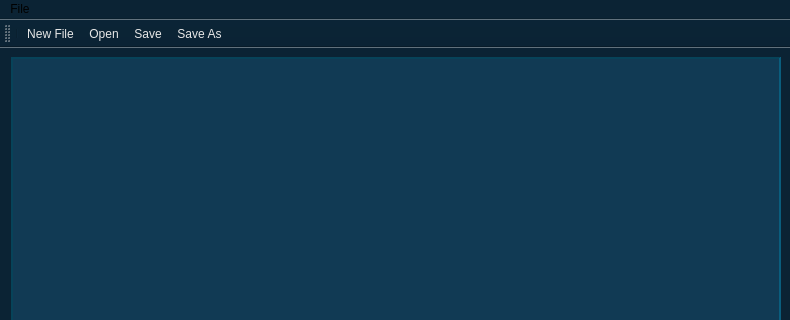
The window that mainwindow.ui (i-saw-sparks/Notypad) describes before a commit, drawn with Qt 5; both pictures show x 0 to 790 and y 0 to 320 of the 790 by 701 pixel window.
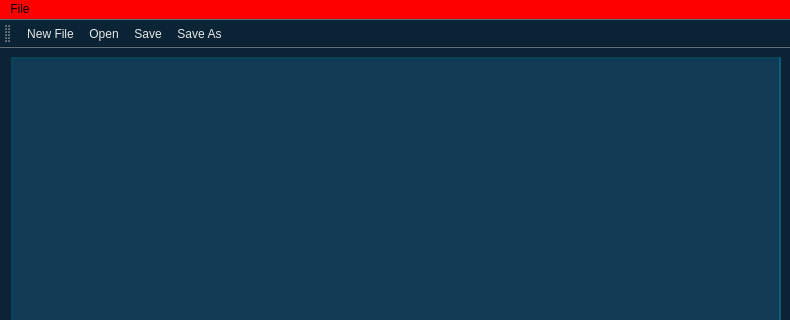
The same window after the commit. Icons and pictures are not drawn.

Commit message: Settings window blue theme

```diff
--- a/mainwindow.ui
+++ b/mainwindow.ui
@@ -614,6 +614,448 @@
      <height>26</height>
     </rect>
    </property>
+   <property name="palette">
+    <palette>
+     <active>
+      <colorrole role="WindowText">
+       <brush brushstyle="SolidPattern">
+        <color alpha="255">
+         <red>0</red>
+         <green>0</green>
+         <blue>0</blue>
+        </color>
+       </brush>
+      </colorrole>
+      <colorrole role="Button">
+       <brush brushstyle="SolidPattern">
+        <color alpha="255">
+         <red>255</red>
+         <green>0</green>
+         <blue>0</blue>
+        </color>
+       </brush>
+      </colorrole>
+      <colorrole role="Light">
+       <brush brushstyle="SolidPattern">
+        <color alpha="255">
+         <red>255</red>
+         <green>127</green>
+         <blue>127</blue>
+        </color>
+       </brush>
+      </colorrole>
+      <colorrole role="Midlight">
+       <brush brushstyle="SolidPattern">
+        <color alpha="255">
+         <red>255</red>
+         <green>63</green>
+         <blue>63</blue>
+        </color>
+       </brush>
+      </colorrole>
+      <colorrole role="Dark">
+       <brush brushstyle="SolidPattern">
+        <color alpha="255">
+         <red>127</red>
+         <green>0</green>
+         <blue>0</blue>
+        </color>
+       </brush>
+      </colorrole>
+      <colorrole role="Mid">
+       <brush brushstyle="SolidPattern">
+        <color alpha="255">
+         <red>170</red>
+         <green>0</green>
+         <blue>0</blue>
+        </color>
+       </brush>
+      </colorrole>
+      <colorrole role="Text">
+       <brush brushstyle="SolidPattern">
+        <color alpha="255">
+         <red>0</red>
+         <green>0</green>
+         <blue>0</blue>
+        </color>
+       </brush>
+      </colorrole>
+      <colorrole role="BrightText">
+       <brush brushstyle="SolidPattern">
+        <color alpha="255">
+         <red>255</red>
+         <green>255</green>
+         <blue>255</blue>
+        </color>
+       </brush>
+      </colorrole>
+      <colorrole role="ButtonText">
+       <brush brushstyle="SolidPattern">
+        <color alpha="255">
+         <red>0</red>
+         <green>0</green>
+         <blue>0</blue>
+        </color>
+       </brush>
+      </colorrole>
+      <colorrole role="Base">
+       <brush brushstyle="SolidPattern">
+        <color alpha="255">
+         <red>255</red>
+         <green>255</green>
+         <blue>255</blue>
+        </color>
+       </brush>
+      </colorrole>
+      <colorrole role="Window">
+       <brush brushstyle="SolidPattern">
+        <color alpha="255">
+         <red>255</red>
+         <green>0</green>
+         <blue>0</blue>
+        </color>
+       </brush>
+      </colorrole>
+      <colorrole role="Shadow">
+       <brush brushstyle="SolidPattern">
+        <color alpha="255">
+         <red>0</red>
+         <green>0</green>
+         <blue>0</blue>
+        </color>
+       </brush>
+      </colorrole>
+      <colorrole role="AlternateBase">
+       <brush brushstyle="SolidPattern">
+        <color alpha="255">
+         <red>255</red>
+         <green>127</green>
+         <blue>127</blue>
+        </color>
+       </brush>
+      </colorrole>
+      <colorrole role="ToolTipBase">
+       <brush brushstyle="SolidPattern">
+        <color alpha="255">
+         <red>255</red>
+         <green>255</green>
+         <blue>220</blue>
+        </color>
+       </brush>
+      </colorrole>
+      <colorrole role="ToolTipText">
+       <brush brushstyle="SolidPattern">
+        <color alpha="255">
+         <red>0</red>
+         <green>0</green>
+         <blue>0</blue>
+        </color>
+       </brush>
+      </colorrole>
+      <colorrole role="PlaceholderText">
+       <brush brushstyle="SolidPattern">
+        <color alpha="128">
+         <red>0</red>
+         <green>0</green>
+         <blue>0</blue>
+        </color>
+       </brush>
+      </colorrole>
+     </active>
+     <inactive>
+      <colorrole role="WindowText">
+       <brush brushstyle="SolidPattern">
+        <color alpha="255">
+         <red>0</red>
+         <green>0</green>
+         <blue>0</blue>
+        </color>
+       </brush>
+      </colorrole>
+      <colorrole role="Button">
+       <brush brushstyle="SolidPattern">
+        <color alpha="255">
+         <red>255</red>
+         <green>0</green>
+         <blue>0</blue>
+        </color>
+       </brush>
+      </colorrole>
+      <colorrole role="Light">
+       <brush brushstyle="SolidPattern">
+        <color alpha="255">
+         <red>255</red>
+         <green>127</green>
+         <blue>127</blue>
+        </color>
+       </brush>
+      </colorrole>
+      <colorrole role="Midlight">
+       <brush brushstyle="SolidPattern">
+        <color alpha="255">
+         <red>255</red>
+         <green>63</green>
+         <blue>63</blue>
+        </color>
+       </brush>
+      </colorrole>
+      <colorrole role="Dark">
+       <brush brushstyle="SolidPattern">
+        <color alpha="255">
+         <red>127</red>
+         <green>0</green>
+         <blue>0</blue>
+        </color>
+       </brush>
+      </colorrole>
+      <colorrole role="Mid">
+       <brush brushstyle="SolidPattern">
+        <color alpha="255">
+         <red>170</red>
+         <green>0</green>
+         <blue>0</blue>
+        </color>
+       </brush>
+      </colorrole>
+      <colorrole role="Text">
+       <brush brushstyle="SolidPattern">
+        <color alpha="255">
+         <red>0</red>
+         <green>0</green>
+         <blue>0</blue>
+        </color>
+       </brush>
+      </colorrole>
+      <colorrole role="BrightText">
+       <brush brushstyle="SolidPattern">
+        <color alpha="255">
+         <red>255</red>
+         <green>255</green>
+         <blue>255</blue>
+        </color>
+       </brush>
+      </colorrole>
+      <colorrole role="ButtonText">
+       <brush brushstyle="SolidPattern">
+        <color alpha="255">
+         <red>0</red>
+         <green>0</green>
+         <blue>0</blue>
+        </color>
+       </brush>
+      </colorrole>
+      <colorrole role="Base">
+       <brush brushstyle="SolidPattern">
+        <color alpha="255">
+         <red>255</red>
+         <green>255</green>
+         <blue>255</blue>
+        </color>
+       </brush>
+      </colorrole>
+      <colorrole role="Window">
+       <brush brushstyle="SolidPattern">
+        <color alpha="255">
+         <red>255</red>
+         <green>0</green>
+         <blue>0</blue>
+        </color>
+       </brush>
+      </colorrole>
+      <colorrole role="Shadow">
+       <brush brushstyle="SolidPattern">
+        <color alpha="255">
+         <red>0</red>
+         <green>0</green>
+         <blue>0</blue>
+        </color>
+       </brush>
+      </colorrole>
+      <colorrole role="AlternateBase">
+       <brush brushstyle="SolidPattern">
+        <color alpha="255">
+         <red>255</red>
+         <green>127</green>
+         <blue>127</blue>
+        </color>
+       </brush>
+      </colorrole>
+      <colorrole role="ToolTipBase">
+       <brush brushstyle="SolidPattern">
+        <color alpha="255">
+         <red>255</red>
+         <green>255</green>
+         <blue>220</blue>
+        </color>
+       </brush>
+      </colorrole>
+      <colorrole role="ToolTipText">
+       <brush brushstyle="SolidPattern">
+        <color alpha="255">
+         <red>0</red>
+         <green>0</green>
+         <blue>0</blue>
+        </color>
+       </brush>
+      </colorrole>
+      <colorrole role="PlaceholderText">
+       <brush brushstyle="SolidPattern">
+        <color alpha="128">
+         <red>0</red>
+         <green>0</green>
+         <blue>0</blue>
+        </color>
+       </brush>
+      </colorrole>
+     </inactive>
+     <disabled>
+      <colorrole role="WindowText">
+       <brush brushstyle="SolidPattern">
+        <color alpha="255">
+         <red>127</red>
+         <green>0</green>
+         <blue>0</blue>
+        </color>
+       </brush>
+      </colorrole>
+      <colorrole role="Button">
+       <brush brushstyle="SolidPattern">
+        <color alpha="255">
+         <red>255</red>
+         <green>0</green>
+         <blue>0</blue>
+        </color>
+       </brush>
+      </colorrole>
+      <colorrole role="Light">
+       <brush brushstyle="SolidPattern">
+        <color alpha="255">
+         <red>255</red>
+         <green>127</green>
+         <blue>127</blue>
+        </color>
+       </brush>
+      </colorrole>
+      <colorrole role="Midlight">
+       <brush brushstyle="SolidPattern">
+        <color alpha="255">
+         <red>255</red>
+         <green>63</green>
+         <blue>63</blue>
+        </color>
+       </brush>
+      </colorrole>
+      <colorrole role="Dark">
+       <brush brushstyle="SolidPattern">
+        <color alpha="255">
+         <red>127</red>
+         <green>0</green>
+         <blue>0</blue>
+        </color>
+       </brush>
+      </colorrole>
+      <colorrole role="Mid">
+       <brush brushstyle="SolidPattern">
+        <color alpha="255">
+         <red>170</red>
+         <green>0</green>
+         <blue>0</blue>
+        </color>
+       </brush>
+      </colorrole>
+      <colorrole role="Text">
+       <brush brushstyle="SolidPattern">
+        <color alpha="255">
+         <red>127</red>
+         <green>0</green>
+         <blue>0</blue>
+        </color>
+       </brush>
+      </colorrole>
+      <colorrole role="BrightText">
+       <brush brushstyle="SolidPattern">
+        <color alpha="255">
+         <red>255</red>
+         <green>255</green>
+         <blue>255</blue>
+        </color>
+       </brush>
+      </colorrole>
+      <colorrole role="ButtonText">
+       <brush brushstyle="SolidPattern">
+        <color alpha="255">
+         <red>127</red>
+         <green>0</green>
+         <blue>0</blue>
+        </color>
+       </brush>
+      </colorrole>
+      <colorrole role="Base">
+       <brush brushstyle="SolidPattern">
+        <color alpha="255">
+         <red>255</red>
+         <green>0</green>
+         <blue>0</blue>
+        </color>
+       </brush>
+      </colorrole>
+      <colorrole role="Window">
+       <brush brushstyle="SolidPattern">
+        <color alpha="255">
+         <red>255</red>
+         <green>0</green>
+         <blue>0</blue>
+        </color>
+       </brush>
+      </colorrole>
+      <colorrole role="Shadow">
+       <brush brushstyle="SolidPattern">
+        <color alpha="255">
+         <red>0</red>
+         <green>0</green>
+         <blue>0</blue>
+        </color>
+       </brush>
+      </colorrole>
+      <colorrole role="AlternateBase">
+       <brush brushstyle="SolidPattern">
+        <color alpha="255">
+         <red>255</red>
+         <green>0</green>
+         <blue>0</blue>
+        </color>
+       </brush>
+      </colorrole>
+      <colorrole role="ToolTipBase">
+       <brush brushstyle="SolidPattern">
+        <color alpha="255">
+         <red>255</red>
+         <green>255</green>
+         <blue>220</blue>
+        </color>
+       </brush>
+      </colorrole>
+      <colorrole role="ToolTipText">
+       <brush brushstyle="SolidPattern">
+        <color alpha="255">
+         <red>0</red>
+         <green>0</green>
+         <blue>0</blue>
+        </color>
+       </brush>
+      </colorrole>
+      <colorrole role="PlaceholderText">
+       <brush brushstyle="SolidPattern">
+        <color alpha="128">
+         <red>0</red>
+         <green>0</green>
+         <blue>0</blue>
+        </color>
+       </brush>
+      </colorrole>
+     </disabled>
+    </palette>
+   </property>
    <property name="nativeMenuBar">
     <bool>true</bool>
    </property>
```
The commit also changes 4 other files.
